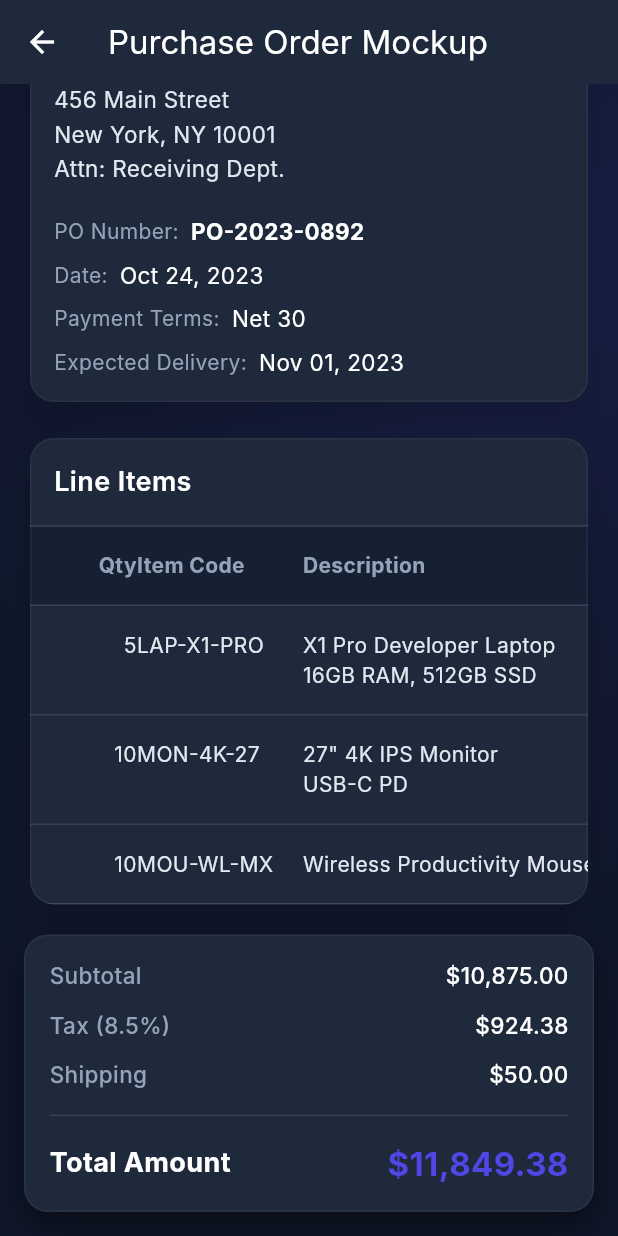
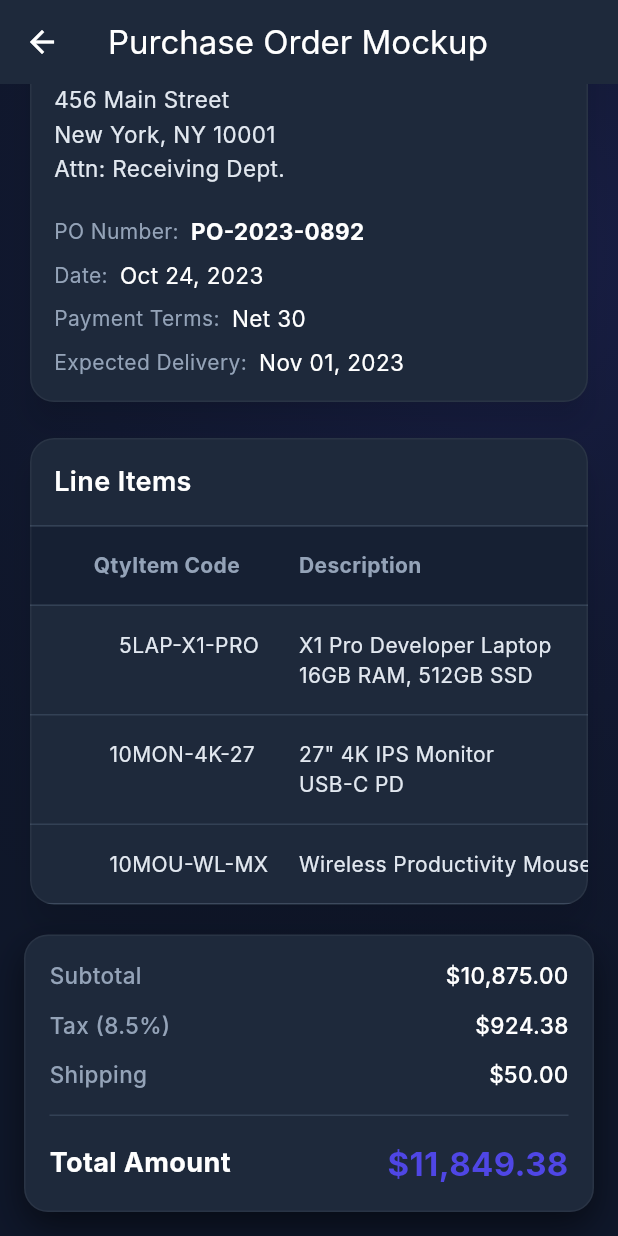
Before and after one commit to eruibal/Projects, a Flutter app: the PurchaseOrderScreen screen opened directly, scrolled down 283 dp, on a phone screen of 412 x 824 dp. Run offline on Flutter 3.47's test engine with Material 3 defaults, Android fonts, the phone set to English and light mode, and no system bars; Roboto replaces fonts that are missing (Inter).

Commit message:
refactor: adjust 'Qty' column layout for better alignment and consistency in Purchase Order screen

```diff
--- a/Flutter-data-entry/flutter_form_app/lib/po_mockup.dart
+++ b/Flutter-data-entry/flutter_form_app/lib/po_mockup.dart
@@ -250,7 +250,10 @@ class PurchaseOrderScreen extends StatelessWidget {
                         padding: const EdgeInsets.symmetric(horizontal: 16.0, vertical: 16.0),
                         child: Row(
                           children: const [
-                            Expanded(flex: 1, child: Text('Qty', textAlign: TextAlign.right, style: TextStyle(fontWeight: FontWeight.bold, color: Color(0xFF94A3B8)))),
+                            SizedBox(
+                              width: 52,
+                              child: Text('Qty', textAlign: TextAlign.right, style: TextStyle(fontWeight: FontWeight.bold, color: Color(0xFF94A3B8))),
+                            ),
                             Expanded(flex: 2, child: Text('Item Code', style: TextStyle(fontWeight: FontWeight.bold, color: Color(0xFF94A3B8)))),
                             Expanded(flex: 4, child: Text('Description', style: TextStyle(fontWeight: FontWeight.bold, color: Color(0xFF94A3B8)))),
                             Expanded(flex: 2, child: Text('Unit Price', textAlign: TextAlign.right, style: TextStyle(fontWeight: FontWeight.bold, color: Color(0xFF94A3B8)))),
@@ -267,7 +270,10 @@ class PurchaseOrderScreen extends StatelessWidget {
                               child: Row(
                                 crossAxisAlignment: CrossAxisAlignment.start,
                                 children: [
-                                  Expanded(flex: 1, child: Text(item['qty']!, textAlign: TextAlign.right, style: const TextStyle(color: Color(0xFFE2E8F0)))),
+                                  SizedBox(
+                                    width: 52,
+                                    child: Text(item['qty']!, textAlign: TextAlign.right, style: const TextStyle(color: Color(0xFFE2E8F0))),
+                                  ),
                                   Expanded(flex: 2, child: Text(item['code']!, style: const TextStyle(color: Color(0xFFE2E8F0)))),
                                   Expanded(flex: 4, child: Text(item['desc']!, style: const TextStyle(color: Color(0xFFE2E8F0)))),
                                   Expanded(flex: 2, child: Text(item['price']!, textAlign: TextAlign.right, style: const TextStyle(color: Color(0xFFE2E8F0)))),
```
